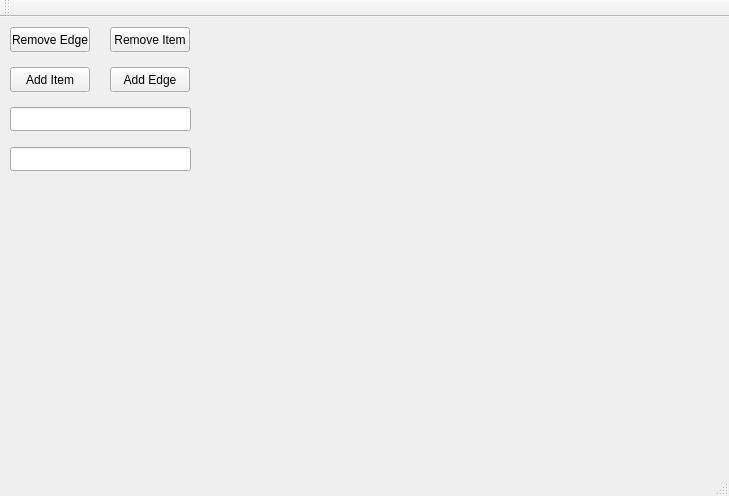
Old version of the form project/window.ui in the repository aaaaaa2493/oop-technologies-2019.
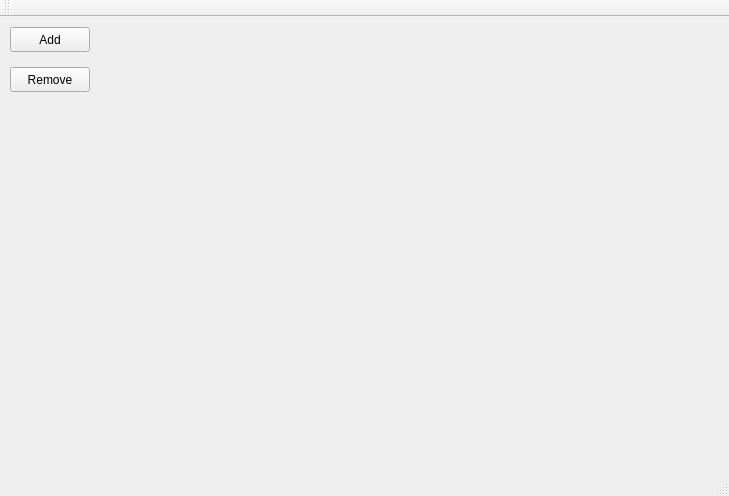
New version of the form.

```diff
--- a/project/window.ui
+++ b/project/window.ui
@@ -14,88 +14,46 @@
    <string>Window</string>
   </property>
   <widget class="QWidget" name="centralWidget">
-   <widget class="QPushButton" name="addEdge">
-    <property name="geometry">
-     <rect>
-      <x>110</x>
-      <y>50</y>
-      <width>80</width>
-      <height>25</height>
-     </rect>
-    </property>
-    <property name="text">
-     <string>Add Edge</string>
-    </property>
-   </widget>
-   <widget class="QPushButton" name="removeEdge">
+   <widget class="QPushButton" name="Remove">
     <property name="geometry">
      <rect>
       <x>10</x>
-      <y>10</y>
+      <y>50</y>
       <width>80</width>
       <height>25</height>
      </rect>
     </property>
     <property name="text">
-     <string>Remove Edge</string>
+     <string>Remove</string>
     </property>
    </widget>
    <widget class="QPushButton" name="addItem">
     <property name="geometry">
      <rect>
       <x>10</x>
-      <y>50</y>
-      <width>80</width>
-      <height>25</height>
-     </rect>
-    </property>
-    <property name="text">
-     <string>Add Item</string>
-    </property>
-   </widget>
-   <widget class="QPushButton" name="removeItem">
-    <property name="geometry">
-     <rect>
-      <x>110</x>
       <y>10</y>
       <width>80</width>
       <height>25</height>
      </rect>
     </property>
     <property name="text">
-     <string>Remove Item</string>
-    </property>
-   </widget>
-   <widget class="QLineEdit" name="fromEdit">
-    <property name="geometry">
-     <rect>
-      <x>10</x>
-      <y>90</y>
-      <width>181</width>
-      <height>24</height>
-     </rect>
-    </property>
-   </widget>
-   <widget class="QLineEdit" name="toEdit">
-    <property name="geometry">
-     <rect>
-      <x>10</x>
-      <y>130</y>
-      <width>181</width>
-      <height>24</height>
-     </rect>
+     <string>Add</string>
     </property>
    </widget>
    <widget class="QWidget" name="verticalLayoutWidget">
     <property name="geometry">
      <rect>
-      <x>200</x>
+      <x>100</x>
       <y>0</y>
-      <width>511</width>
+      <width>611</width>
       <height>421</height>
      </rect>
     </property>
-    <layout class="QVBoxLayout" name="layout"/>
+    <layout class="QVBoxLayout" name="layout">
+     <property name="sizeConstraint">
+      <enum>QLayout::SetNoConstraint</enum>
+     </property>
+    </layout>
    </widget>
   </widget>
   <widget class="QMenuBar" name="menuBar">
```
Left out of the diff: 2 changed lines with no effect on the pictures.
